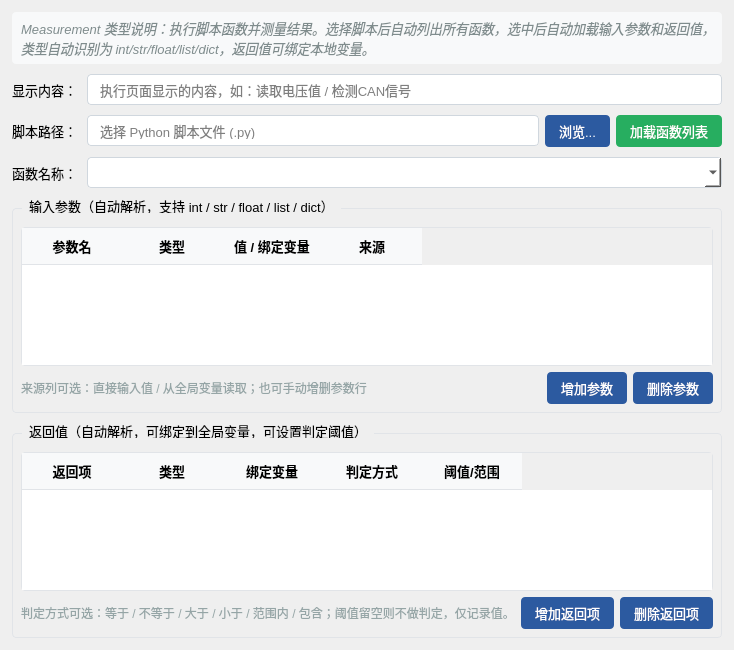
Old version of the form UI/case_measurement.ui - Measurement用例独立表单.ui in the repository wjiahang423-lab/Test_management_sw.
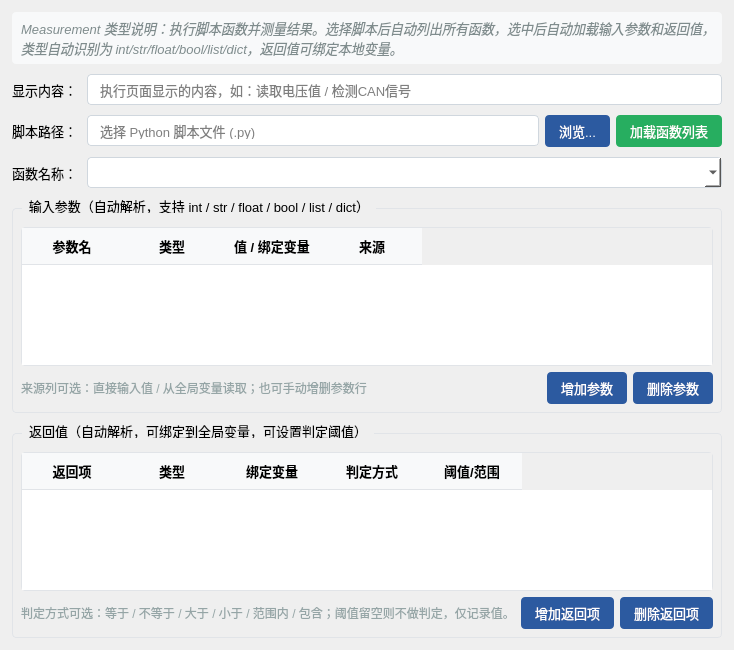
New version of the form.

Commit message: feat: support boolean measurement results

Diff of the .ui file:
```diff
--- a/UI/case_measurement.ui - Measurement用例独立表单.ui
+++ b/UI/case_measurement.ui - Measurement用例独立表单.ui
@@ -88,7 +88,7 @@
    <item>
     <widget class="QLabel" name="hintLabel">
      <property name="text">
-      <string>Measurement 类型说明：执行脚本函数并测量结果。选择脚本后自动列出所有函数，选中后自动加载输入参数和返回值，类型自动识别为 int/str/float/list/dict，返回值可绑定本地变量。</string>
+      <string>Measurement 类型说明：执行脚本函数并测量结果。选择脚本后自动列出所有函数，选中后自动加载输入参数和返回值，类型自动识别为 int/str/float/bool/list/dict，返回值可绑定本地变量。</string>
      </property>
      <property name="wordWrap">
       <bool>true</bool>
@@ -176,7 +176,7 @@
    <item>
     <widget class="QGroupBox" name="groupBox_params">
      <property name="title">
-      <string>输入参数（自动解析，支持 int / str / float / list / dict）</string>
+      <string>输入参数（自动解析，支持 int / str / float / bool / list / dict）</string>
      </property>
      <layout class="QVBoxLayout" name="paramsLayout">
       <property name="leftMargin">
```
The commit also changes 3 other files.
